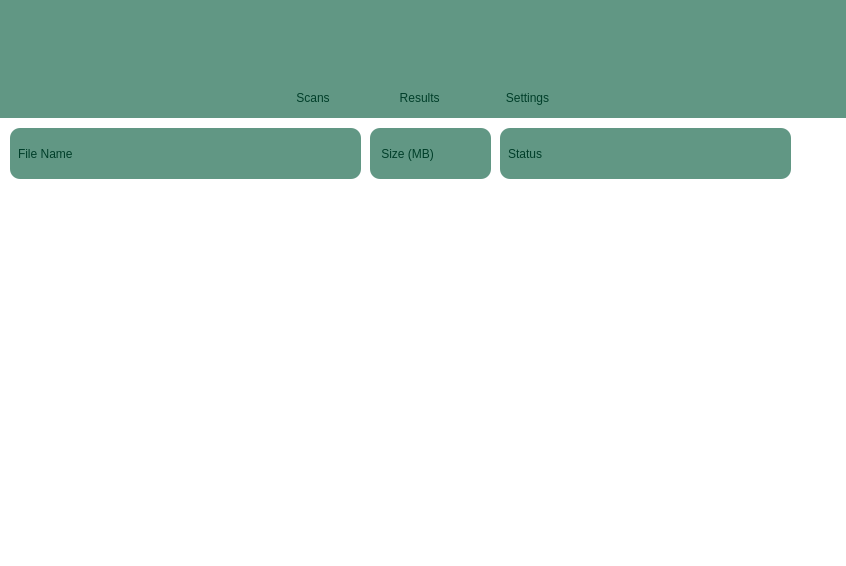
This is GUI/AV_GUI.ui in Ohadgips/AV-OG as Qt 5 draws it before an edit. The edited form follows.
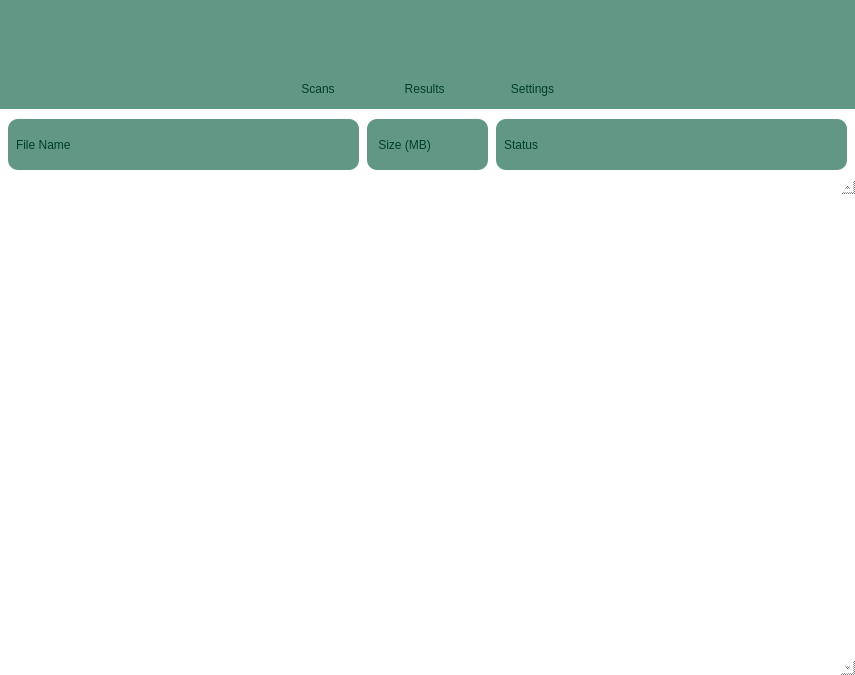
This is the edited form. The open tabs and pages were chosen to show the change. Icons and pictures are not drawn.

Commit message: GUI Visuals Setup Part 2

Diff of the .ui file:
```diff
--- a/GUI/AV_GUI.ui
+++ b/GUI/AV_GUI.ui
@@ -6,8 +6,8 @@
    <rect>
     <x>0</x>
     <y>0</y>
-    <width>797</width>
-    <height>566</height>
+    <width>855</width>
+    <height>675</height>
    </rect>
   </property>
   <property name="windowTitle">
@@ -17,6 +17,7 @@
    <string notr="true">*{
 border: none;
 background:none;
+background-color: rgb(255, 255, 255);
 padding: 0;
 margin: 0;
 }</string>
@@ -41,10 +42,10 @@
     <property name="bottomMargin">
      <number>0</number>
     </property>
-    <item alignment="Qt::AlignTop">
+    <item>
      <widget class="QWidget" name="upperMenu" native="true">
       <property name="sizePolicy">
-       <sizepolicy hsizetype="Expanding" vsizetype="Expanding">
+       <sizepolicy hsizetype="Preferred" vsizetype="Preferred">
         <horstretch>0</horstretch>
         <verstretch>0</verstretch>
        </sizepolicy>
@@ -52,7 +53,7 @@
       <property name="minimumSize">
        <size>
         <width>0</width>
-        <height>109</height>
+        <height>0</height>
        </size>
       </property>
       <property name="styleSheet">
@@ -76,6 +77,24 @@
        </property>
        <item alignment="Qt::AlignTop">
         <widget class="QWidget" name="SubUpperMenu" native="true">
+         <property name="sizePolicy">
+          <sizepolicy hsizetype="Preferred" vsizetype="Preferred">
+           <horstretch>0</horstretch>
+           <verstretch>0</verstretch>
+          </sizepolicy>
+         </property>
+         <property name="minimumSize">
+          <size>
+           <width>855</width>
+           <height>0</height>
+          </size>
+         </property>
+         <property name="maximumSize">
+          <size>
+           <width>855</width>
+           <height>16777215</height>
+          </size>
+         </property>
          <property name="styleSheet">
           <string notr="true">background: rgb(97, 151, 132)</string>
          </property>
@@ -219,12 +238,20 @@
                 <string>Help</string>
                </property>
                <property name="styleSheet">
-                <string notr="true">font: 12pt &quot;Alata&quot;;
-color: rgb(0, 62, 41);
-padding: 2px 5px;
-margin: 0;
-background: none;
-background-color: transparent;</string>
+                <string notr="true">QPushButton{
+	font: 12pt &quot;Alata&quot;;
+	color: rgb(0, 62, 41);
+	padding: 2px 5px;
+	margin: 0;
+	background: none;
+	background-color: transparent;
+	border-radius: 14px;
+	border-style: outset
+	}
+
+QPushButton:hover {
+	background:rgb(82, 130, 101);	
+	}</string>
                </property>
                <property name="text">
                 <string/>
@@ -271,6 +298,22 @@
                <property name="toolTip">
                 <string>Close Application</string>
                </property>
+               <property name="styleSheet">
+                <string notr="true">QPushButton{
+	font: 12pt &quot;Alata&quot;;
+	color: rgb(0, 62, 41);
+	padding: 2px 5px;
+	margin: 0;
+	background: none;
+	background-color: transparent;
+	border-radius: 14px;
+	border-style: outset
+	}
+
+QPushButton:hover {
+	background:rgb(82, 130, 101);	
+	}</string>
+               </property>
                <property name="text">
                 <string/>
                </property>
@@ -280,8 +323,8 @@
                </property>
                <property name="iconSize">
                 <size>
-                 <width>24</width>
-                 <height>24</height>
+                 <width>27</width>
+                 <height>27</height>
                 </size>
                </property>
               </widget>
@@ -301,6 +344,9 @@
              <property name="leftMargin">
               <number>0</number>
              </property>
+             <property name="topMargin">
+              <number>0</number>
+             </property>
              <property name="rightMargin">
               <number>0</number>
              </property>
@@ -334,14 +380,19 @@
                 <bool>false</bool>
                </property>
                <property name="styleSheet">
-                <string notr="true">font: 12pt &quot;Alata&quot;;
-color: rgb(0, 62, 41);
-padding: 2px 5px;
-margin: 0;
-background: none;
-background-color: transparent;
-border-top-left-radius: 10px;
-border-top-right-radius: 10px</string>
+                <string notr="true">QPushButton{
+	font: 12pt &quot;Alata&quot;;
+	color: rgb(0, 62, 41);
+	padding: 2px 5px;
+	margin: 0;
+	background-color: rgb(97, 151, 132);	
+    border-top-left-radius: 10px;
+	border-top-right-radius: 10px;
+	}
+
+QPushButton:hover {
+	background:rgb(82, 130, 101);	
+	}</string>
                </property>
                <property name="text">
                 <string>Scans</string>
@@ -383,14 +434,19 @@
                 <string>Results</string>
                </property>
                <property name="styleSheet">
-                <string notr="true">font: 12pt &quot;Alata&quot;;
-color: rgb(0, 62, 41);
-padding: 2px 5px;
-margin: 0;
-background: none;
-background-color:transparent;
-border-top-left-radius: 10px;
-border-top-right-radius: 10px;</string>
+                <string notr="true">QPushButton{
+	font: 12pt &quot;Alata&quot;;
+	color: rgb(0, 62, 41);
+	padding: 2px 5px;
+	margin: 0;
+	background-color: rgb(97, 151, 132);	
+    border-top-left-radius: 10px;
+	border-top-right-radius: 10px;
+	}
+
+QPushButton:hover {
+	background:rgb(82, 130, 101);	
+	}</string>
                </property>
                <property name="text">
                 <string> Results</string>
@@ -432,14 +488,19 @@
                 <string>Settings</string>
                </property>
                <property name="styleSheet">
-                <string notr="true">font: 12pt &quot;Alata&quot;;
-color: rgb(0, 62, 41);
-padding: 2px 5px;
-margin: 0;
-background: none;
-background-color: transparent;
-border-top-left-radius: 10px;
-border-top-right-radius: 10px</string>
+                <string notr="true">QPushButton{
+	font: 12pt &quot;Alata&quot;;
+	color: rgb(0, 62, 41);
+	padding: 2px 5px;
+	margin: 0;
+	background-color: rgb(97, 151, 132);	
+    border-top-left-radius: 10px;
+	border-top-right-radius: 10px;
+	}
+
+QPushButton:hover {
+	background:rgb(82, 130, 101);	
+	}</string>
                </property>
                <property name="text">
                 <string>Settings</string>
@@ -478,10 +539,16 @@
       </property>
       <property name="minimumSize">
        <size>
-        <width>0</width>
+        <width>855</width>
         <height>0</height>
        </size>
       </property>
+      <property name="maximumSize">
+       <size>
+        <width>855</width>
+        <height>16777215</height>
+       </size>
+      </property>
       <property name="styleSheet">
        <string notr="true">background:rgb(255, 255, 255)</string>
       </property>
@@ -501,23 +568,121 @@
        <property name="bottomMargin">
         <number>0</number>
        </property>
-       <item>
+       <item alignment="Qt::AlignTop">
         <widget class="QStackedWidget" name="stackedWidget">
+         <property name="sizePolicy">
+          <sizepolicy hsizetype="Minimum" vsizetype="Minimum">
+           <horstretch>0</horstretch>
+           <verstretch>0</verstretch>
+          </sizepolicy>
+         </property>
+         <property name="minimumSize">
+          <size>
+           <width>855</width>
+           <height>0</height>
+          </size>
+         </property>
+         <property name="maximumSize">
+          <size>
+           <width>855</width>
+           <height>16777215</height>
+          </size>
+         </property>
          <property name="currentIndex">
           <number>0</number>
          </property>
          <widget class="QWidget" name="resultsPage">
-          <widget class="QLabel" name="filePath_2">
-           <property name="geometry">
-            <rect>
-             <x>10</x>
-             <y>10</y>
-             <width>351</width>
-             <height>51</height>
-            </rect>
+          <property name="sizePolicy">
+           <sizepolicy hsizetype="Preferred" vsizetype="Preferred">
+            <horstretch>0</horstretch>
+            <verstretch>0</verstretch>
+           </sizepolicy>
+          </property>
+          <property name="minimumSize">
+           <size>
+            <width>855</width>
+            <height>0</height>
+           </size>
+          </property>
+          <property name="maximumSize">
+           <size>
+            <width>855</width>
+            <height>16777215</height>
+           </size>
+          </property>
+          <property name="styleSheet">
+           <string notr="true">background: none;
+background-color: transparent;</string>
+          </property>
+          <layout class="QGridLayout" name="gridLayout_3">
+           <property name="leftMargin">
+            <number>0</number>
            </property>
-           <property name="styleSheet">
-            <string notr="true">font: 12pt &quot;Alata&quot;;
+           <property name="topMargin">
+            <number>9</number>
+           </property>
+           <property name="rightMargin">
+            <number>0</number>
+           </property>
+           <property name="bottomMargin">
+            <number>0</number>
+           </property>
+           <property name="horizontalSpacing">
+            <number>0</number>
+           </property>
+           <property name="verticalSpacing">
+            <number>9</number>
+           </property>
+           <item row="0" column="0">
+            <widget class="QWidget" name="resultsTitles" native="true">
+             <property name="minimumSize">
+              <size>
+               <width>855</width>
+               <height>53</height>
+              </size>
+             </property>
+             <property name="maximumSize">
+              <size>
+               <width>855</width>
+               <height>53</height>
+              </size>
+             </property>
+             <property name="styleSheet">
+              <string notr="true">background: none;
+background-color: transparent;</string>
+             </property>
+             <layout class="QHBoxLayout" name="titles">
+              <property name="spacing">
+               <number>0</number>
+              </property>
+              <property name="leftMargin">
+               <number>0</number>
+              </property>
+              <property name="topMargin">
+               <number>0</number>
+              </property>
+              <property name="rightMargin">
+               <number>0</number>
+              </property>
+              <property name="bottomMargin">
+               <number>0</number>
+              </property>
+              <item>
+               <widget class="QLabel" name="fileNameLabel">
+                <property name="minimumSize">
+                 <size>
+                  <width>351</width>
+                  <height>51</height>
+                 </size>
+                </property>
+                <property name="maximumSize">
+                 <size>
+                  <width>351</width>
+                  <height>51</height>
+                 </size>
+                </property>
+                <property name="styleSheet">
+                 <string notr="true">font: 12pt &quot;Alata&quot;;
 padding: 2px 5px;
 margin: 0;
 color: rgb(0, 62, 41);
@@ -527,22 +692,28 @@
 border-top-right-radius: 10px;
 border-bottom-right-radius: 10px;
 border-bottom-left-radius: 10px</string>
-           </property>
-           <property name="text">
-            <string>File Name</string>
-           </property>
-          </widget>
-          <widget class="QLabel" name="filePath_3">
-           <property name="geometry">
-            <rect>
-             <x>370</x>
-             <y>10</y>
-             <width>121</width>
-             <height>51</height>
-            </rect>
-           </property>
-           <property name="styleSheet">
-            <string notr="true">font: 12pt &quot;Alata&quot;;
+                </property>
+                <property name="text">
+                 <string>File Name</string>
+                </property>
+               </widget>
+              </item>
+              <item>
+               <widget class="QLabel" name="sizeLabel">
+                <property name="minimumSize">
+                 <size>
+                  <width>121</width>
+                  <height>51</height>
+                 </size>
+                </property>
+                <property name="maximumSize">
+                 <size>
+                  <width>121</width>
+                  <height>51</height>
+                 </size>
+                </property>
+                <property name="styleSheet">
+                 <string notr="true">font: 12pt &quot;Alata&quot;;
 padding: 2px 5px;
 margin: 0;
 color: rgb(0, 62, 41);
@@ -552,22 +723,28 @@
 border-top-right-radius: 10px;
 border-bottom-right-radius: 10px;
 border-bottom-left-radius: 10px</string>
-           </property>
-           <property name="text">
-            <string> Size (MB)</string>
-           </property>
-          </widget>
-          <widget class="QLabel" name="filePath_4">
-           <property name="geometry">
-            <rect>
-             <x>500</x>
-             <y>10</y>
-             <width>291</width>
-             <height>51</height>
-            </rect>
-           </property>
-           <property name="styleSheet">
-            <string notr="true">font: 12pt &quot;Alata&quot;;
+                </property>
+                <property name="text">
+                 <string> Size (MB)</string>
+                </property>
+               </widget>
+              </item>
+              <item>
+               <widget class="QLabel" name="StatusLabel">
+                <property name="minimumSize">
+                 <size>
+                  <width>351</width>
+                  <height>51</height>
+                 </size>
+                </property>
+                <property name="maximumSize">
+                 <size>
+                  <width>351</width>
+                  <height>51</height>
+                 </size>
+                </property>
+                <property name="styleSheet">
+                 <string notr="true">font: 12pt &quot;Alata&quot;;
 padding: 2px 5px;
 margin: 0;
 color: rgb(0, 62, 41);
@@ -577,11 +754,84 @@
 border-top-right-radius: 10px;
 border-bottom-right-radius: 10px;
 border-bottom-left-radius: 10px</string>
-           </property>
-           <property name="text">
-            <string>Status</string>
-           </property>
-          </widget>
+                </property>
+                <property name="text">
+                 <string>Status</string>
+                </property>
+               </widget>
+              </item>
+             </layout>
+            </widget>
+           </item>
+           <item row="1" column="0" rowspan="2">
+            <widget class="QScrollArea" name="scrollArea">
+             <property name="minimumSize">
+              <size>
+               <width>855</width>
+               <height>495</height>
+              </size>
+             </property>
+             <property name="maximumSize">
+              <size>
+               <width>855</width>
+               <height>16777215</height>
+              </size>
+             </property>
+             <property name="styleSheet">
+              <string notr="true">gridline-color: rgb(97, 151, 132);</string>
+             </property>
+             <property name="verticalScrollBarPolicy">
+              <enum>Qt::ScrollBarAlwaysOn</enum>
+             </property>
+             <property name="sizeAdjustPolicy">
+              <enum>QAbstractScrollArea::AdjustToContents</enum>
+             </property>
+             <property name="widgetResizable">
+              <bool>true</bool>
+             </property>
+             <property name="alignment">
+              <set>Qt::AlignLeading|Qt::AlignLeft|Qt::AlignTop</set>
+             </property>
+             <widget class="QWidget" name="filesResults">
+              <property name="geometry">
+               <rect>
+                <x>0</x>
+                <y>0</y>
+                <width>838</width>
+                <height>495</height>
+               </rect>
+              </property>
+              <property name="maximumSize">
+               <size>
+                <width>865</width>
+                <height>16777215</height>
+               </size>
+              </property>
+              <property name="styleSheet">
+               <string notr="true">background: none;
+background-color: transparent;</string>
+              </property>
+              <layout class="QGridLayout" name="gridLayout_2">
+               <property name="leftMargin">
+                <number>0</number>
+               </property>
+               <property name="topMargin">
+                <number>0</number>
+               </property>
+               <property name="rightMargin">
+                <number>0</number>
+               </property>
+               <property name="horizontalSpacing">
+                <number>0</number>
+               </property>
+               <property name="verticalSpacing">
+                <number>9</number>
+               </property>
+              </layout>
+             </widget>
+            </widget>
+           </item>
+          </layout>
          </widget>
          <widget class="QWidget" name="scansPage">
           <widget class="QLabel" name="filePath">
```
Left out of the diff: 486 changed lines with no effect on the pictures. The commit also changes 4 other files.
